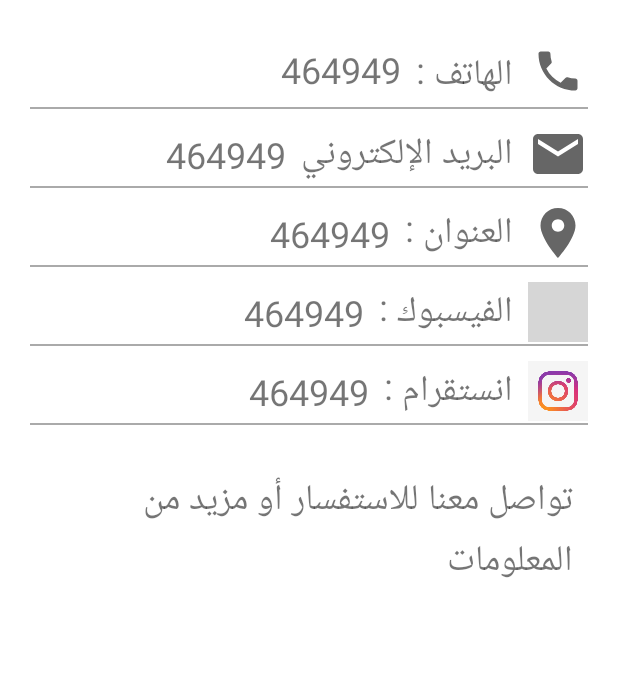
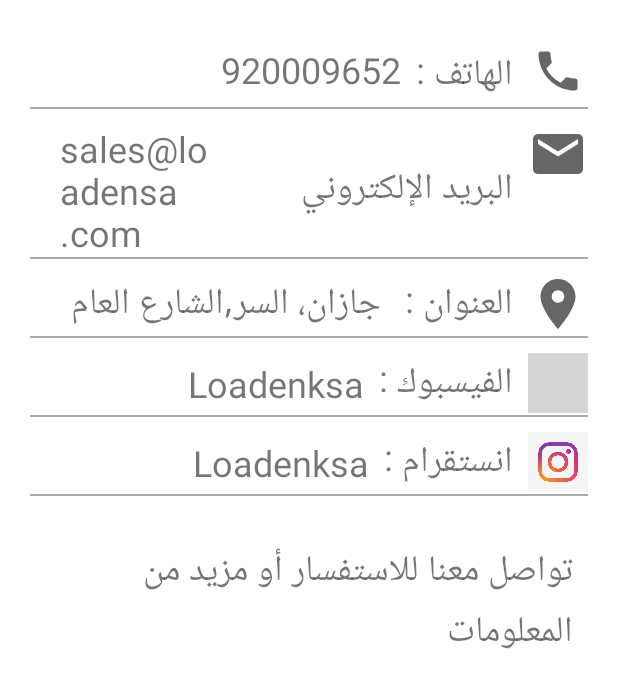
Before and after one commit to medkalil/MyLoadenPFE, an Android app: the fragment ContactFragment shown on its own in the app's theme, on a phone screen of 412 x 824 dp. Shown: the top 688 px of the screen. Run offline under Robolectric (Android 15) with nearby library versions, the phone set to English and light mode, and no system bars; Roboto replaces fonts that are not available here; 1 statement that could not run was skipped; grey boxes are pictures that could not be loaded.

Commit message:
1st commit

```diff
--- a/app/src/main/res/layout/fragment_contact_us.xml
+++ b/app/src/main/res/layout/fragment_contact_us.xml
@@ -43,7 +43,7 @@
                     android:layout_height="wrap_content"
 
                     android:paddingRight="10dp"
-                    android:text="464949"
+                    android:text="920009652"
                     android:textSize="24sp" />
 
 
@@ -82,8 +82,7 @@
                     android:layout_width="wrap_content"
                     android:layout_height="wrap_content"
                     android:layout_gravity="center_vertical"
-                    android:paddingRight="10dp"
-                    android:text="464949"
+                    android:text="sales@loadensa.com"
                     android:textSize="24sp" />
 
 
@@ -122,7 +121,7 @@
                     android:layout_height="wrap_content"
                     android:layout_gravity="center_vertical"
                     android:paddingRight="10dp"
-                    android:text="464949"
+                    android:text=" جازان، السر,الشارع العام"
                     android:textSize="24sp" />
 
 
@@ -160,7 +159,7 @@
                     android:layout_height="wrap_content"
                     android:layout_gravity="center_vertical"
                     android:paddingRight="10dp"
-                    android:text="464949"
+                    android:text="Loadenksa"
                     android:textSize="24sp" />
 
 
@@ -198,7 +197,7 @@
                     android:layout_height="wrap_content"
                     android:layout_gravity="center_vertical"
                     android:paddingRight="10dp"
-                    android:text="464949"
+                    android:text="Loadenksa"
                     android:textSize="24sp" />
 
 
```
